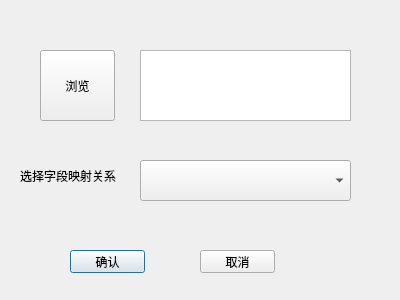
Before: the Qt Designer form updatebookdialog.ui in hclspring/AssetTableManager, drawn with Qt 5.
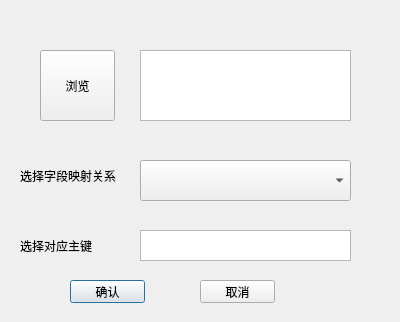
After: the same form once the commit is applied.

Patch:
```diff
--- a/updatebookdialog.ui
+++ b/updatebookdialog.ui
@@ -7,7 +7,7 @@
     <x>0</x>
     <y>0</y>
     <width>400</width>
-    <height>300</height>
+    <height>322</height>
    </rect>
   </property>
   <property name="windowTitle">
@@ -17,7 +17,7 @@
    <property name="geometry">
     <rect>
      <x>70</x>
-     <y>250</y>
+     <y>280</y>
      <width>75</width>
      <height>23</height>
     </rect>
@@ -30,7 +30,7 @@
    <property name="geometry">
     <rect>
      <x>200</x>
-     <y>250</y>
+     <y>280</y>
      <width>75</width>
      <height>23</height>
     </rect>
@@ -85,6 +85,29 @@
     </rect>
    </property>
   </widget>
+  <widget class="QLabel" name="label_2">
+   <property name="geometry">
+    <rect>
+     <x>20</x>
+     <y>230</y>
+     <width>101</width>
+     <height>31</height>
+    </rect>
+   </property>
+   <property name="text">
+    <string>选择对应主键</string>
+   </property>
+  </widget>
+  <widget class="QTextEdit" name="primaryKeyEdit">
+   <property name="geometry">
+    <rect>
+     <x>140</x>
+     <y>230</y>
+     <width>211</width>
+     <height>31</height>
+    </rect>
+   </property>
+  </widget>
  </widget>
  <resources/>
  <connections/>
```
